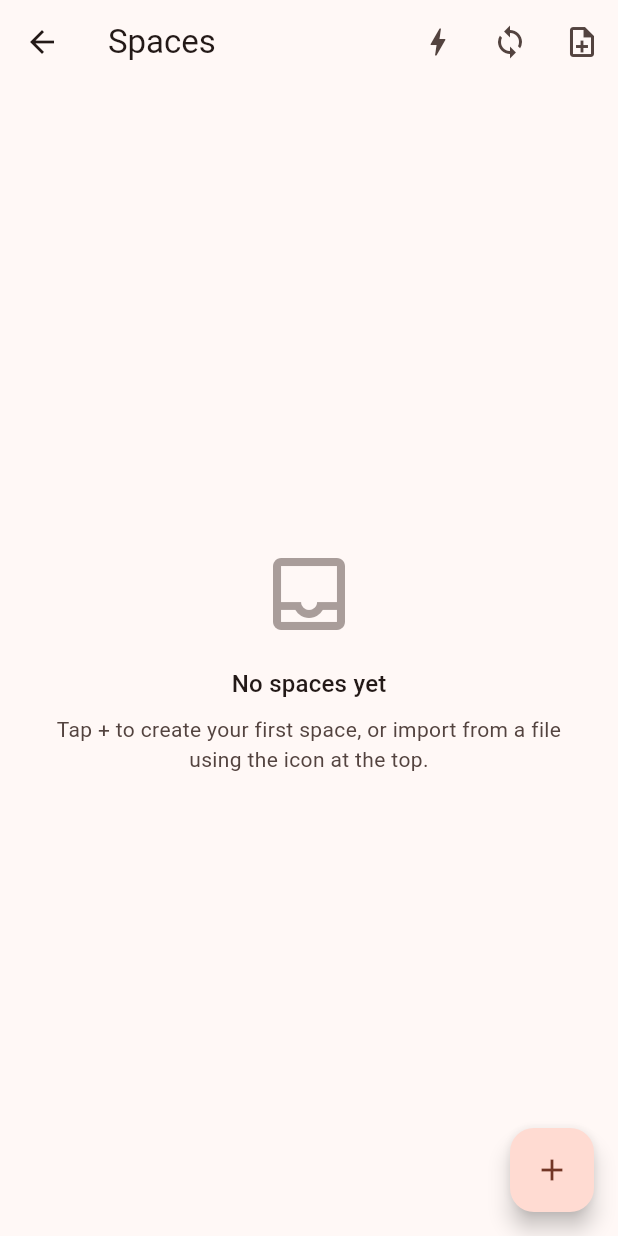
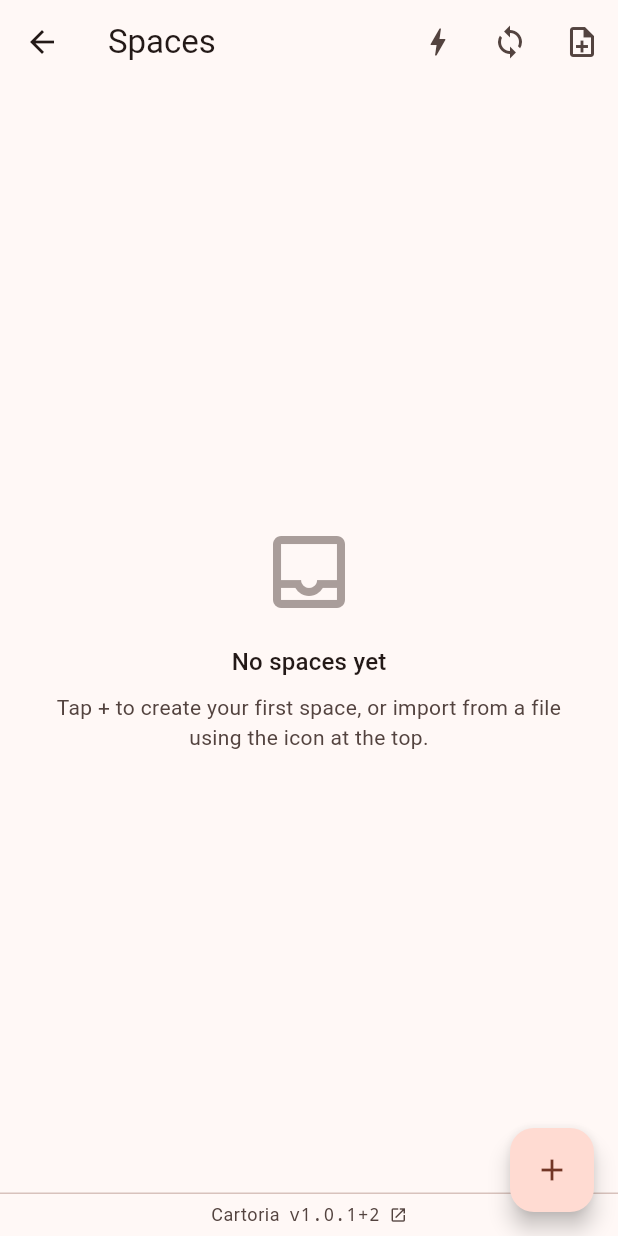
Before and after one commit to octospacc/Cartoria, a Flutter app: the SpaceListScreen screen opened directly with empty values, on a phone screen of 412 x 824 dp. Run offline on Flutter 3.47's test engine with Material 3 defaults, Android fonts, the phone set to English and light mode, and no system bars; our stand-ins replace package_info_plus, scrollable_positioned_list, share_plus, web; missing offline and left inert: dart:js_interop, file_selector, fs_shim, media_kit, media_kit_video, opengraph.

Commit message:
Add app name and version + link button in main screen footer; Add icons for GitHub and GitLab; Bump to v1.0.1+2

```diff
--- /dev/null
+++ b/lib/app_info.dart
@@ -0,0 +1,8 @@
+/// Project metadata surfaced in the app footer.
+///
+/// Edit [kProjectUrl] once. Everything else (version, build number) is
+/// read from `PackageInfo`, so `pubspec.yaml` remains the single source
+/// of truth for the version.
+library;
+
+const String kProjectUrl = 'https://gitlab.com/octospacc/Cartoria';
--- a/lib/ui/screens/space_list.dart
+++ b/lib/ui/screens/space_list.dart
@@ -12,6 +12,7 @@ import '../bookmark_import_helpers.dart';
 import '../space_actions.dart';
 import '../space_dialogs.dart';
 import '../widgets/space_stats_dialog.dart';
+import '../widgets/app_footer.dart';
 import 'hooks_list.dart';
 import 'space_feed.dart';
 import 'sync_screen.dart';
@@ -54,7 +55,10 @@ class SpaceListScreen extends StatelessWidget {
           ),
         ],
       ),
-      body: store.spaces.isEmpty
+      body: Column(
+        children: [
+          Expanded(
+            child: store.spaces.isEmpty
                 ? const _EmptyState()
                 : ListView.separated(
                     itemCount: store.spaces.length,
@@ -63,8 +67,8 @@ class SpaceListScreen extends StatelessWidget {
                       final space = store.spaces[i];
                       return ListTile(
                         leading: CircleAvatar(
-                    child:
-                        Text(space.icon, style: const TextStyle(fontSize: 20)),
+                          child: Text(space.icon,
+                              style: const TextStyle(fontSize: 20)),
                         ),
                         title: Text(space.name),
                         subtitle: Text(_subtitleFor(store, space)),
@@ -75,12 +79,15 @@ class SpaceListScreen extends StatelessWidget {
                               SpaceStatsDialog.show(context, store, space);
                             }
                             if (v == 'edit') _editSpace(context, space);
-                      if (v == 'export') exportSpaceZip(context, store, space);
+                            if (v == 'export')
+                              exportSpaceZip(context, store, space);
                             if (v == 'delete') _confirmDelete(context, space);
                           },
                           itemBuilder: (_) => const [
-                      PopupMenuItem(value: 'stats', child: Text('Statistics')),
-                      PopupMenuItem(value: 'edit', child: Text('Edit space…')),
+                            PopupMenuItem(
+                                value: 'stats', child: Text('Statistics')),
+                            PopupMenuItem(
+                                value: 'edit', child: Text('Edit space…')),
                             PopupMenuItem(
                                 value: 'export', child: Text('Export space…')),
                             PopupMenuItem(
@@ -97,6 +104,10 @@ class SpaceListScreen extends StatelessWidget {
                         onLongPress: () => _confirmDelete(context, space),
                       );
                     },
+                  ),
+          ),
+          const AppFooter(),
+        ],
       ),
       floatingActionButton: FloatingActionButton(
         onPressed: () => _newSpace(context),
--- a/lib/ui/screens/sync_screen.dart
+++ b/lib/ui/screens/sync_screen.dart
@@ -74,7 +74,7 @@ class _ConfigTile extends StatelessWidget {
   Widget build(BuildContext context) {
     final theme = Theme.of(context);
     final subtitleParts = <String>[
-      config.provider.label,
+      '${config.provider.emoji} ${config.provider.label}',
       if (config.host != null && config.host!.isNotEmpty) config.host!,
       '${config.owner}/${config.repo}',
       config.branch,
--- /dev/null
+++ b/lib/ui/widgets/app_footer.dart
@@ -0,0 +1,115 @@
+import 'package:flutter/material.dart';
+import 'package:package_info_plus/package_info_plus.dart';
+import 'package:url_launcher/url_launcher.dart';
+
+import '../../app_info.dart';
+
+/// Small attribution row at the bottom of the main screens. Tapping
+/// opens [kProjectUrl] in the system browser.
+///
+/// The version string updates asynchronously once `PackageInfo` resolves
+/// (one frame after first build on all platforms). While pending, the
+/// footer shows just the app name without a version — no layout shift,
+/// because the version text is appended to a single Row whose main-axis
+/// size is ContentSize.
+class AppFooter extends StatefulWidget {
+  const AppFooter({super.key});
+
+  @override
+  State<AppFooter> createState() => _AppFooterState();
+}
+
+class _AppFooterState extends State<AppFooter> {
+  PackageInfo? _info;
+
+  @override
+  void initState() {
+    super.initState();
+    PackageInfo.fromPlatform().then((info) {
+      if (mounted) setState(() => _info = info);
+    }).catchError((Object e) {
+      debugPrint('Could not read package info: $e');
+    });
+  }
+
+  Future<void> _open() async {
+    final uri = Uri.tryParse(kProjectUrl);
+    if (uri == null) return;
+    try {
+      final ok = await launchUrl(uri, mode: LaunchMode.externalApplication);
+      if (!ok && mounted) {
+        ScaffoldMessenger.of(context).showSnackBar(
+          SnackBar(content: Text('Could not open $kProjectUrl')),
+        );
+      }
+    } catch (e) {
+      if (mounted) {
+        ScaffoldMessenger.of(context).showSnackBar(
+          SnackBar(content: Text('Could not open link: $e')),
+        );
+      }
+    }
+  }
+
+  @override
+  Widget build(BuildContext context) {
+    final theme = Theme.of(context);
+    final info = _info;
+    final versionText = info == null
+        ? ''
+        : 'v${info.version}'
+            '${info.buildNumber.isNotEmpty ? '+${info.buildNumber}' : ''}';
+
+    return Container(
+      width: double.infinity,
+      decoration: BoxDecoration(
+        border: Border(
+          top: BorderSide(color: theme.colorScheme.outlineVariant),
+        ),
+      ),
+      child: SafeArea(
+        top: false,
+        child: Center(
+          child: Material(
+            color: Colors.transparent,
+            child: InkWell(
+              onTap: _open,
+              borderRadius: BorderRadius.circular(6),
+              child: Padding(
+                padding:
+                    const EdgeInsets.symmetric(horizontal: 10, vertical: 6),
+                child: Row(
+                  mainAxisSize: MainAxisSize.min,
+                  children: [
+                    Text(
+                      'Cartoria',
+                      style: theme.textTheme.bodySmall?.copyWith(
+                        color: theme.colorScheme.onSurfaceVariant,
+                      ),
+                    ),
+                    if (versionText.isNotEmpty) ...[
+                      const SizedBox(width: 6),
+                      Text(
+                        versionText,
+                        style: theme.textTheme.bodySmall?.copyWith(
+                          color: theme.colorScheme.onSurfaceVariant,
+                          fontFamily: 'monospace',
+                        ),
+                      ),
+                    ],
+                    const SizedBox(width: 6),
+                    Icon(
+                      Icons.open_in_new,
+                      size: 12,
+                      color: theme.colorScheme.onSurfaceVariant,
+                    ),
+                  ],
+                ),
+              ),
+            ),
+          ),
+        ),
+      ),
+    );
+  }
+}
--- a/pubspec.yaml
+++ b/pubspec.yaml
@@ -1,7 +1,7 @@
 name: Cartoria
 description: A personal archive for notes, bookmarks, and files.
 publish_to: 'none'
-version: 1.0.0+1
+version: 1.0.1+2
 environment:
   sdk: '>=3.4.0 <4.0.0'
   flutter: '>=3.22.0'
@@ -27,6 +27,7 @@ dependencies:
   http_parser: ^4.0.2
   crypto: ^3.0.3
   scrollable_positioned_list: ^0.3.8
+  package_info_plus: ^8.0.0
 
 dev_dependencies:
   flutter_lints: ^4.0.0
```
Also changed, not shown: lib/data/sync/sync_config.dart (+14 -0 lines), lib/ui/screens/sync_edit_screen.dart (+17 -2 lines), pubspec.lock. Lines whose indentation alone changed are shown as unchanged.
